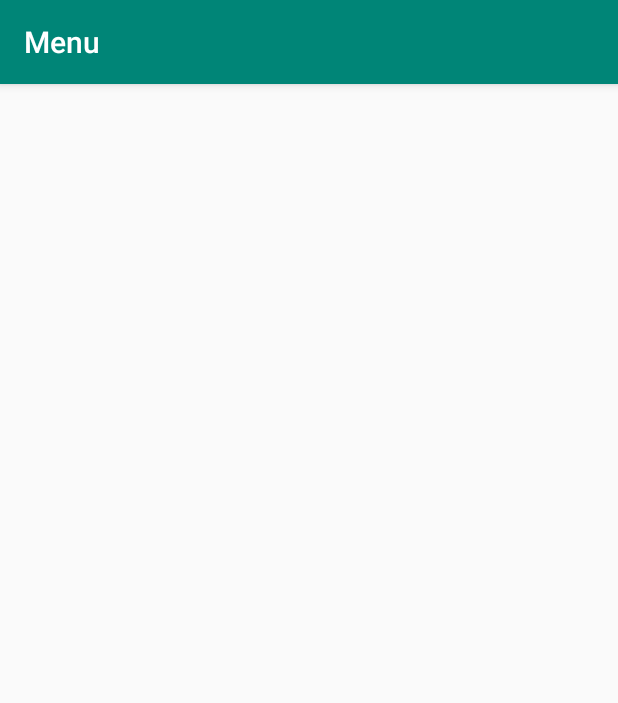
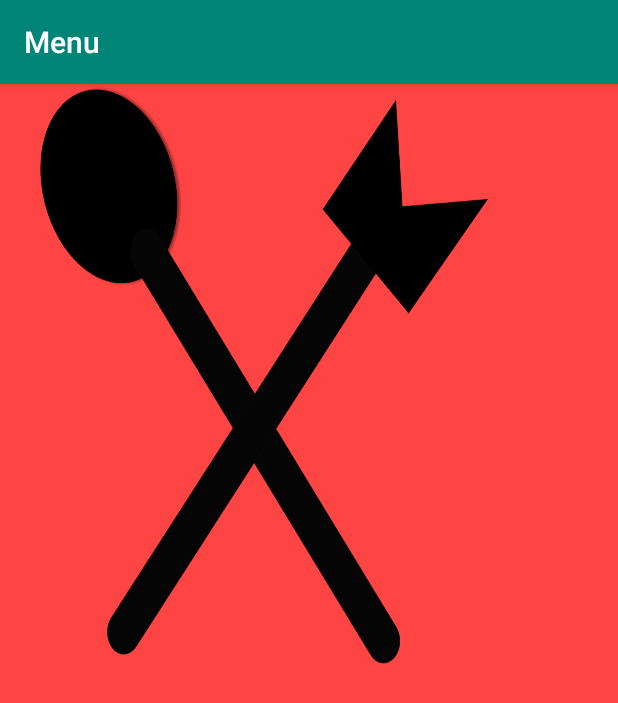
Before and after one commit to SeungWookJung/Menu, an Android app: the LoadingActivity screen opened directly, with no data from a screen before it, on a phone screen of 412 x 824 dp. Shown: the top 703 px of the screen. Run offline under Robolectric (Android 15) with nearby library versions, the phone set to English and light mode, and no system bars.

Commit message:
2019-09-08 주말 수정본

```diff
--- a/app/src/main/res/layout/activity_loading.xml
+++ b/app/src/main/res/layout/activity_loading.xml
@@ -1,9 +1,14 @@
 <?xml version="1.0" encoding="utf-8"?>
-<androidx.constraintlayout.widget.ConstraintLayout xmlns:android="http://schemas.android.com/apk/res/android"
-    xmlns:app="http://schemas.android.com/apk/res-auto"
-    xmlns:tools="http://schemas.android.com/tools"
-    android:layout_width="match_parent"
+<LinearLayout android:layout_width="match_parent"
     android:layout_height="match_parent"
-    tools:context=".LoadingActivity">
+    android:orientation="horizontal"
+    xmlns:android="http://schemas.android.com/apk/res/android"
+    android:background="@android:color/holo_red_light"
+    >
 
-</androidx.constraintlayout.widget.ConstraintLayout>
+    <androidx.appcompat.widget.AppCompatImageView
+        android:layout_width="325dp"
+        android:layout_height="389dp"
+        android:background="@drawable/title"></androidx.appcompat.widget.AppCompatImageView>
+
+</LinearLayout>
```
Also changed, not shown: app/src/main/java/com/example/menu/GpsInformation.java (+99 -1 lines), app/src/main/res/drawable/title.png (added).
